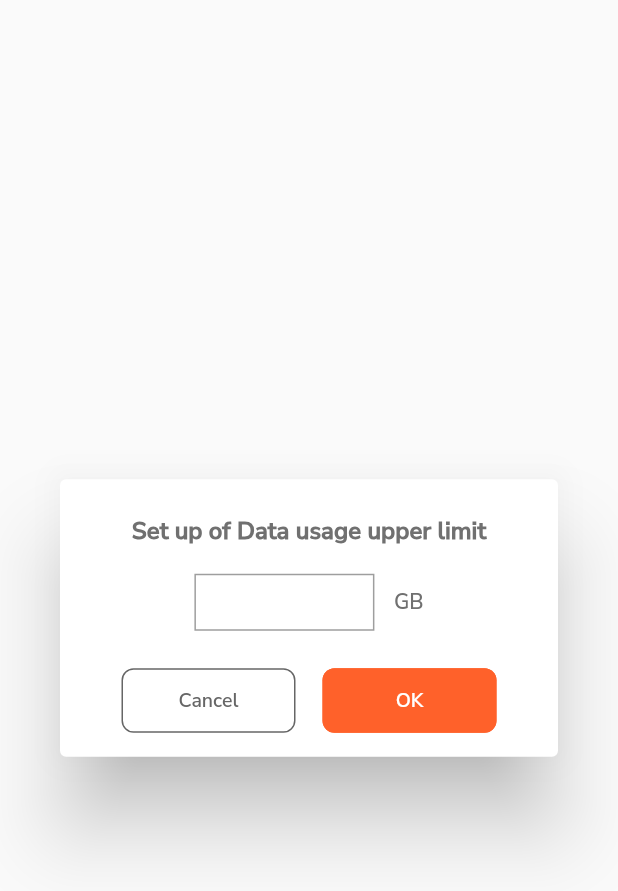
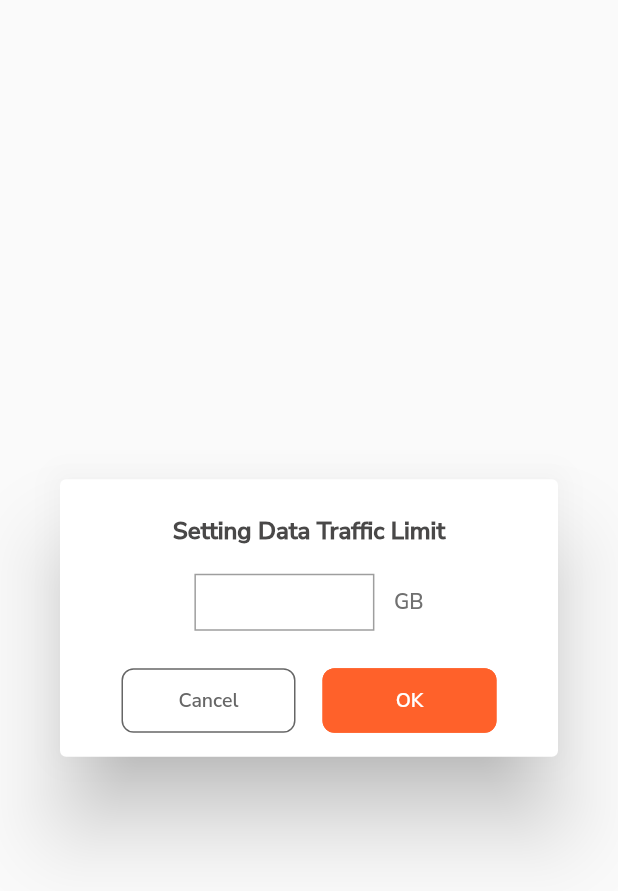
Before and after one commit to clydegold8/simple-flutter-app, a Flutter app: what dataTrafficLimitDialogue() shows on an empty page, opened directly, on a phone screen of 412 x 824 dp. Shown: the top 891 px of the screen. Run offline on Flutter 3.47's test engine with Material 2 defaults, Android fonts, the phone set to English and light mode, and no system bars; our stand-ins replace flutter_svg; missing offline and left inert: widgetbook, widgetbook_annotation; generated files the repository leaves out were written again.

Commit message:
Fix data traffic limit color and revert english translation

```diff
--- a/lib/src/features/app_management/presentation/data_traffic_limit.dart
+++ b/lib/src/features/app_management/presentation/data_traffic_limit.dart
@@ -15,7 +15,7 @@ Widget dataTrafficLimitDialogue(BuildContext context) {
         child: Text(
             AppLocalizations.of(context)?.set_data_traffic ?? 'データ通信量の上限の設定',
             style: const TextStyle(
-                color: KBlockColors.text02,
+                color: KBlockColors.foregroundColor,
                 fontSize: 16,
                 fontWeight: FontWeight.w800))),
     children: [
--- a/lib/src/localization/app_en.arb
+++ b/lib/src/localization/app_en.arb
@@ -17,7 +17,7 @@
     "history": "History",
     "others": "Others",
     "blacklist": "Blacklist",
-    "set_data_traffic": "Set up of Data usage upper limit",
+    "set_data_traffic": "Setting Data Traffic Limit",
     "cancel": "Cancel",
     "ok": "OK",
     "block_management": "Block management",
```
